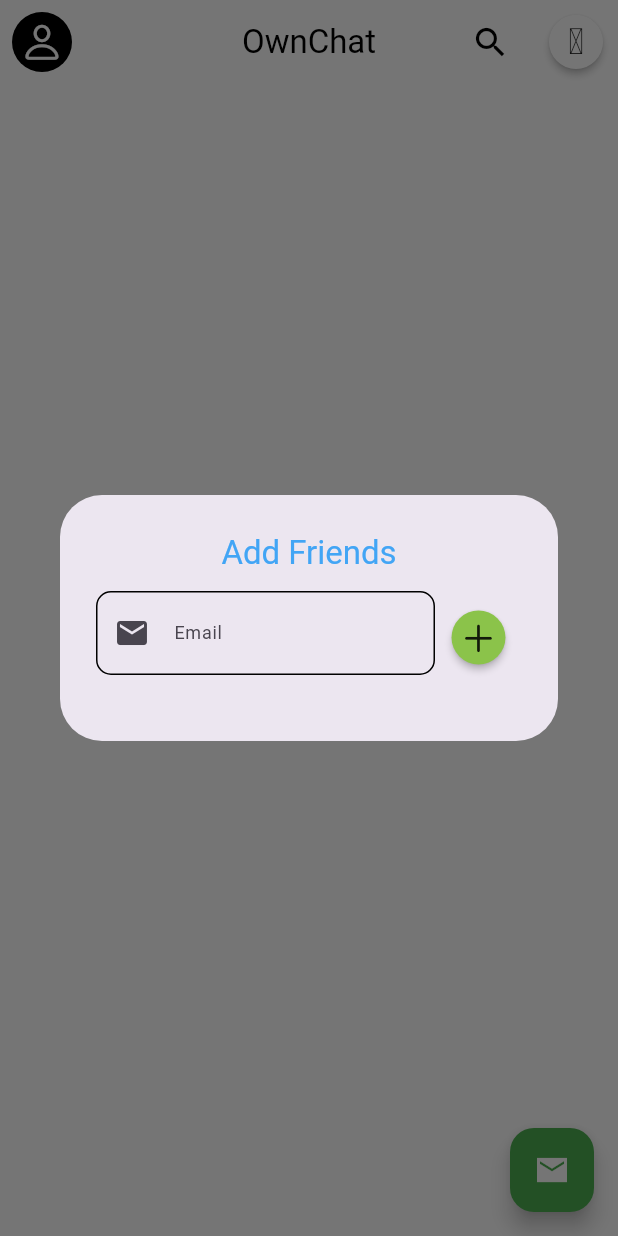
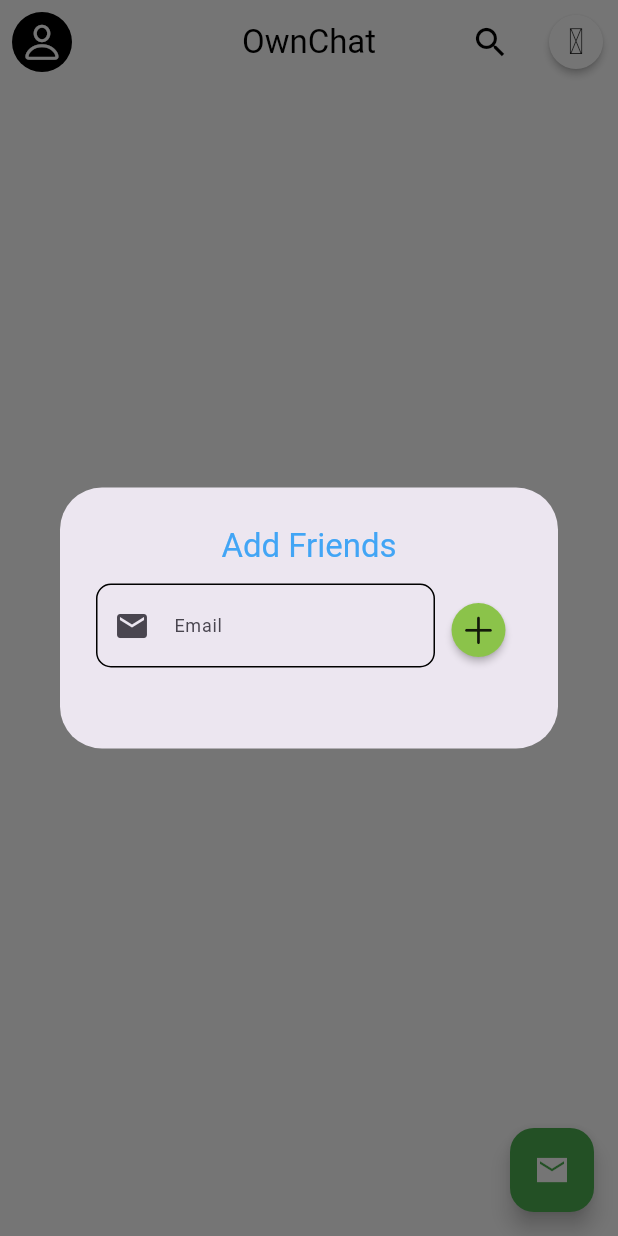
Before and after one commit to Risafekm/chatappcli, a Flutter app: the ChatHome screen opened directly, after a tap on the "email" icon, on a phone screen of 412 x 824 dp. Run offline on Flutter 3.47's test engine with Material 3 defaults, Android fonts, the phone set to English and light mode, and no system bars; our stand-ins replace cloud_firestore, emoji_picker_flutter, firebase_auth, firebase_core, firebase_messaging, firebase_storage and 5 more; missing offline and left inert: flutter_notification_channel; accounts and stored records are empty; Roboto replaces fonts that are missing (Acme); statements that could not run were skipped.

```diff
--- a/lib/Ui/SplashScreen/splashScreen.dart
+++ b/lib/Ui/SplashScreen/splashScreen.dart
@@ -74,8 +74,8 @@ class _SplashScreenState extends State<SplashScreen> {
           ),
           const Positioned(
             bottom: 60,
-            right: 170,
-            left: 170,
+            right: 160,
+            left: 160,
             child: Text('Created by Risaf',
                 style: TextStyle(
                     fontSize: 7,
--- a/lib/Ui/chatHome.dart
+++ b/lib/Ui/chatHome.dart
@@ -238,7 +238,7 @@ class _ChatHomeState extends State<ChatHome> {
       builder: (context) {
         return AlertDialog(
           title: SizedBox(
-            height: 120,
+            height: 130,
             width: MediaQuery.of(context).size.width,
             child: Column(
               children: [
```
Also changed, not shown: lib/Ui/widget_reusable/photoViewing.dart (+7 -2 lines).
